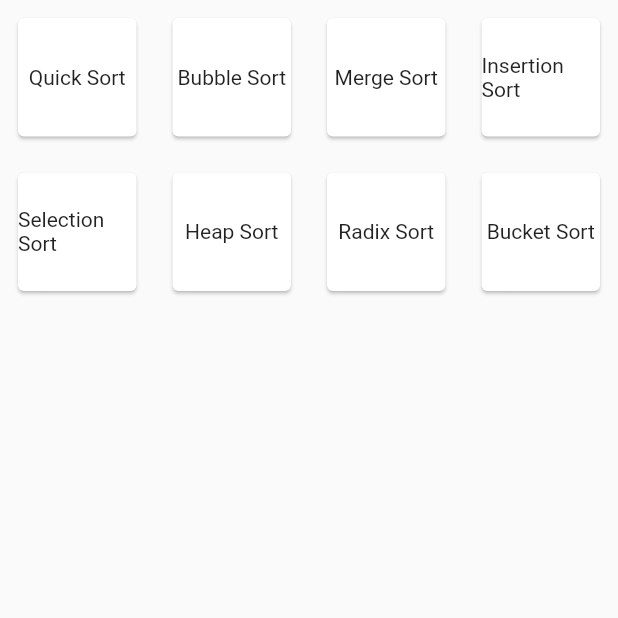
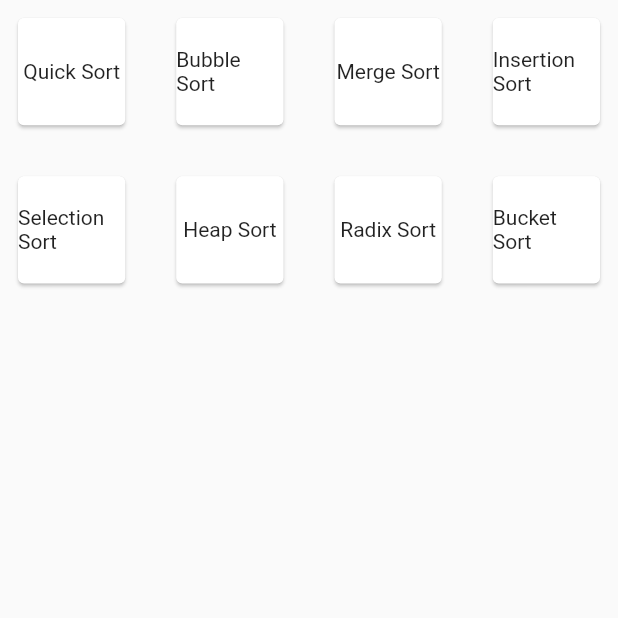
Before and after one commit to shekharAggarwal/Sorting-Visualization, a Flutter app: the screen it shows after launch, on a phone screen of 412 x 824 dp, the top half of it. Run offline on Flutter 3.47's test engine with Material 2 defaults, Android fonts, the phone set to English and light mode, and no system bars; our stand-ins replace url_strategy.

Commit message:
updated url and history

```diff
--- a/lib/common/constants/strings.dart
+++ b/lib/common/constants/strings.dart
@@ -10,4 +10,15 @@ class Strings {
     "Radix Sort",
     "Bucket Sort"
   ];
+
+  static const List<String> CheckSortName = [
+    "QuickSort",
+    "BubbleSort",
+    "MergeSort",
+    "InsertionSort",
+    "SelectionSort",
+    "HeapSort",
+    "RadixSort",
+    "BucketSort"
+  ];
 }
--- a/lib/presentation/journeys/insertionSort/insertion_sort_algo.dart
+++ b/lib/presentation/journeys/insertionSort/insertion_sort_algo.dart
@@ -231,7 +231,7 @@ class _InsertionSortAlgoState extends State<InsertionSortAlgo>
       key = arr[i];
       view[arr[i].i!].decoration = redDecoration;
       j = i - 1;
-      setState(() {});
+      if (mounted) setState(() {});
       await Future.delayed(const Duration(milliseconds: 300));
       while (j >= 0 && arr[j].n > key.n) {
         Offset tempOffset = arr[j].offset.last;
@@ -245,7 +245,7 @@ class _InsertionSortAlgoState extends State<InsertionSortAlgo>
       arr.map((e) {
         view[e.i!].offset = e.offset;
       }).toList();
-      setState(() {});
+      if (mounted) setState(() {});
       await Future.delayed(const Duration(milliseconds: 750));
     }
   }
--- a/lib/presentation/journeys/selectSorting/select_sorting.dart
+++ b/lib/presentation/journeys/selectSorting/select_sorting.dart
@@ -2,7 +2,8 @@ import 'package:flutter/material.dart';
 import 'package:sorting/presentation/journeys/selectSorting/web_view_select_sorting.dart';
 
 class SelectSorting extends StatefulWidget {
-  const SelectSorting({Key? key}) : super(key: key);
+  SelectSorting({Key? key, required this.onTap}) : super(key: key);
+  Function onTap;
 
   @override
   _SelectSortingState createState() => _SelectSortingState();
@@ -12,7 +13,9 @@ class _SelectSortingState extends State<SelectSorting> {
   @override
   Widget build(BuildContext context) {
     return Scaffold(
-      body:WebViewSelectSort(),
+      body: WebViewSelectSort(
+        onTap: (index) => widget.onTap(index),
+      ),
     );
   }
 }
--- a/lib/presentation/journeys/selectSorting/web_view_select_sorting.dart
+++ b/lib/presentation/journeys/selectSorting/web_view_select_sorting.dart
@@ -1,29 +1,32 @@
 import 'package:flutter/material.dart';
 import 'package:sorting/common/constants/strings.dart';
-import 'package:sorting/presentation/journeys/insertionSort/insertion_sort_algo.dart';
 
 class WebViewSelectSort extends StatelessWidget {
-  const WebViewSelectSort({Key? key}) : super(key: key);
+  WebViewSelectSort({Key? key, required this.onTap}) : super(key: key);
+  Function onTap;
 
   @override
   Widget build(BuildContext context) {
-    return GridView(
-      gridDelegate:
-          const SliverGridDelegateWithFixedCrossAxisCount(crossAxisCount: 4),
-      children: Strings.SortingName.map((name) => Padding(
-            padding: const EdgeInsets.all(8.0),
-            child: GestureDetector(
-              onTap: () {
-                Navigator.push(context,
-                    MaterialPageRoute(builder: (_) => InsertionSortAlgo()));
-              },
-              child: Card(
-                child: Center(
-                  child: Text(name),
-                ),
+    return GridView.builder(
+      gridDelegate: const SliverGridDelegateWithFixedCrossAxisCount(
+        crossAxisCount: 4,
+        mainAxisSpacing: 10,
+        crossAxisSpacing: 10,
+      ),
+      itemCount: Strings.SortingName.length,
+      itemBuilder: (BuildContext context, int index) {
+        return Padding(
+          padding: const EdgeInsets.all(8.0),
+          child: GestureDetector(
+            onTap: () => onTap(index),
+            child: Card(
+              child: Center(
+                child: Text(Strings.SortingName[index]),
               ),
             ),
-          )).toList(),
+          ),
+        );
+      },
     );
   }
 }
--- a/pubspec.yaml
+++ b/pubspec.yaml
@@ -30,11 +30,7 @@ dependencies:
   flutter:
     sdk: flutter
 
-  equatable: ^2.0.2
-  dartz: ^0.10.0-nullsafety.1
-  get_it: ^7.1.3
-  flutter_bloc: ^7.0.1
-  hive: ^2.0.4
+  url_strategy: ^0.2.0
 
   # The following adds the Cupertino Icons font to your application.
   # Use with the CupertinoIcons class for iOS style icons.
```
Also changed, not shown: lib/common/constants/page_configuration.dart (added, +44 -0 lines), lib/main.dart (+172 -4 lines), lib/presentation/journeys/selectionSort/selection_dart.dart (added, +15 -0 lines), lib/presentation/journeys/unknownScreen/unknown_screen.dart (added, +15 -0 lines), pubspec.lock.
